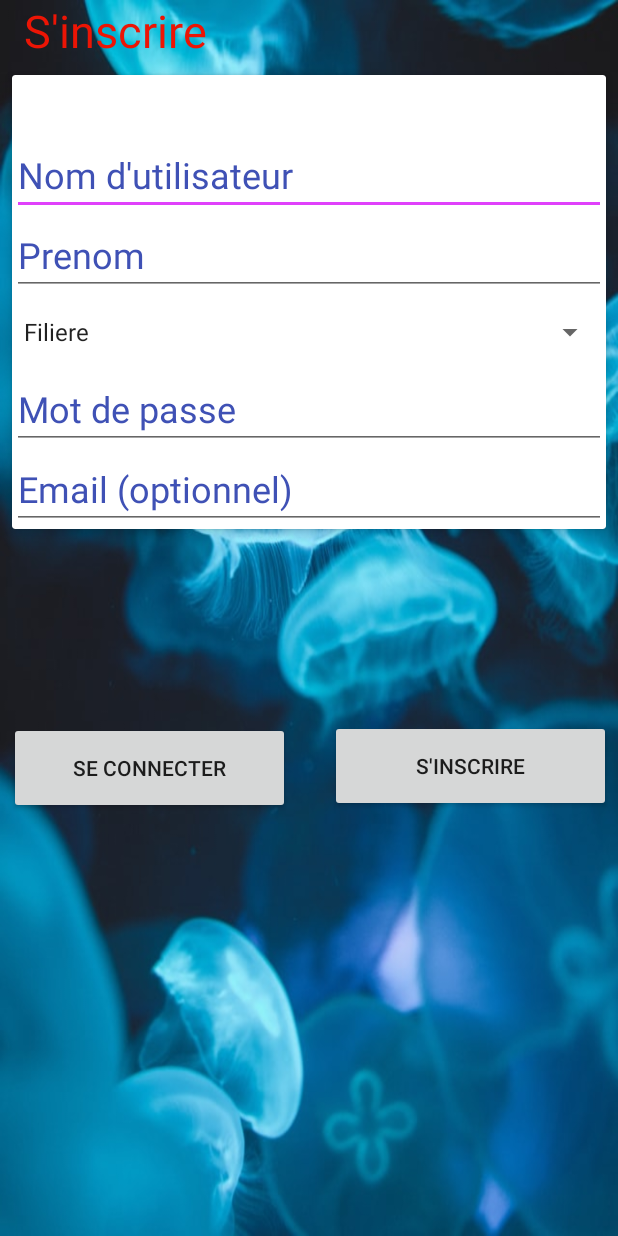
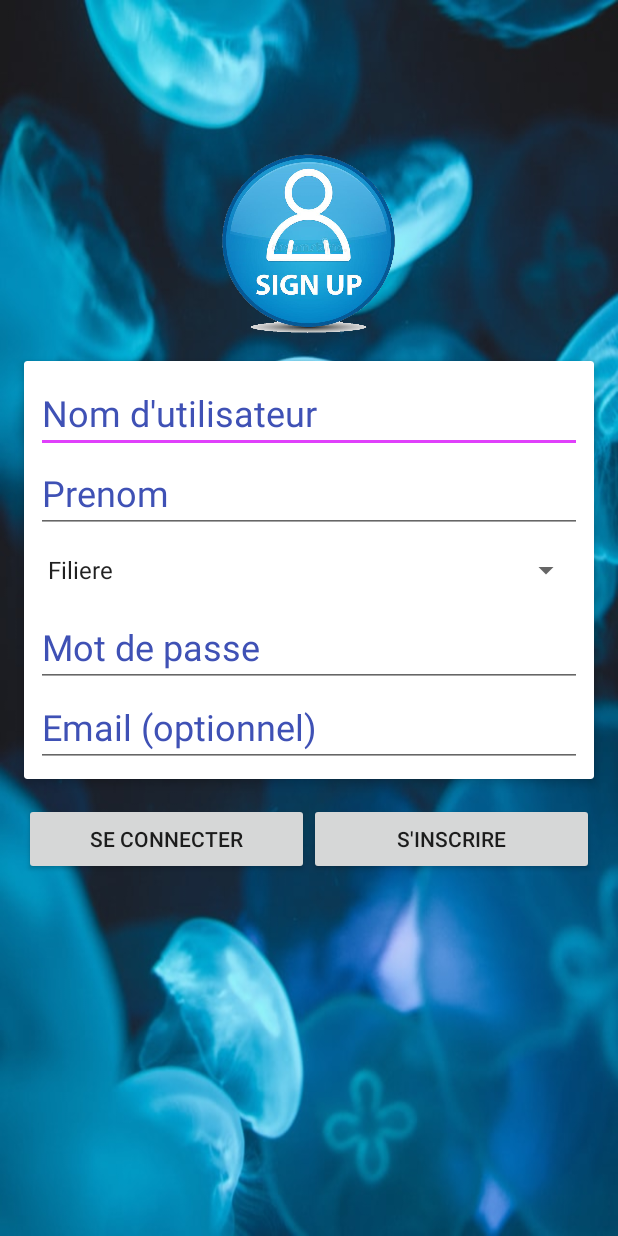
Before and after one commit to aymenBenadra/Quizly, an Android app: the sinscrire screen opened directly, with no data from a screen before it, on a phone screen of 412 x 824 dp. Run offline under Robolectric (Android 15) with nearby library versions, the phone set to English and light mode, and no system bars; our stand-ins replace Firebase (no records; nobody signed in at launch, a user with empty details on screens opened directly); libraries missing offline, so code that uses them is left out: com.rengwuxian.materialedittext; plain views replace MaterialEditText; 6 statements that could not run were skipped.

Commit message:
fixed some bugs

```diff
--- a/app/src/main/java/ma/ofppt/tdi201/quizly/Model/Question.java
+++ b/app/src/main/java/ma/ofppt/tdi201/quizly/Model/Question.java
@@ -1,4 +1,6 @@
 package ma.ofppt.tdi201.quizly.Model;
+
+import ma.ofppt.tdi201.quizly.Playing;
 
 public class Question {
     private String Question, AnswerA, AnswerB, AnswerC, AnswerD, CorrectAnswer, CategoryId, IsImageQuestion;
@@ -16,6 +18,8 @@ public class Question {
         CategoryId = categoryId;
         IsImageQuestion = isImageQuestion;
     }
+
+
 
     public String getQuestion() {
         return Question;
--- a/app/src/main/res/layout/activity_sinscrire.xml
+++ b/app/src/main/res/layout/activity_sinscrire.xml
@@ -1,35 +1,43 @@
 <?xml version="1.0" encoding="utf-8"?>
-<androidx.constraintlayout.widget.ConstraintLayout xmlns:android="http://schemas.android.com/apk/res/android"
+<RelativeLayout xmlns:android="http://schemas.android.com/apk/res/android"
     xmlns:app="http://schemas.android.com/apk/res-auto"
     xmlns:tools="http://schemas.android.com/tools"
     android:layout_width="match_parent"
     android:layout_height="match_parent"
-    tools:context=".sinscrire"
     android:background="@drawable/login_background"
+    tools:context=".MainActivity">
+
+    <ImageView
+        android:layout_width="330dp"
+        android:layout_height="129dp"
+        android:layout_above="@id/wrap_login"
+        android:layout_centerHorizontal="true"
+        android:layout_marginBottom="-2dp"
+        android:contentDescription="@string/todo"
+        android:src="@drawable/signup_image" />
+
+
+    <RelativeLayout
+        android:id="@+id/wrap_login"
+        android:layout_width="match_parent"
+        android:layout_height="wrap_content"
+        android:layout_margin="8dp"
+        android:orientation="vertical"
+        android:layout_centerInParent="true"
         >
 
         <androidx.cardview.widget.CardView
             android:id="@+id/info_login"
             android:layout_width="match_parent"
             android:layout_height="wrap_content"
-
-        android:layout_marginStart="8dp"
-        android:layout_marginLeft="8dp"
-        android:layout_marginTop="50dp"
-        android:layout_marginEnd="8dp"
-        android:layout_marginRight="8dp"
             app:cardElevation="4dp"
-        app:layout_constraintEnd_toStartOf="@+id/linearLayout"
-        app:layout_constraintStart_toEndOf="@+id/linearLayout"
-        app:layout_constraintTop_toTopOf="parent">
+            android:layout_margin="8dp">
 
             <LinearLayout
-            android:layout_marginTop="40dp"
+                android:orientation="vertical"
                 android:layout_width="match_parent"
                 android:layout_height="wrap_content"
-            android:orientation="vertical"
-            tools:ignore="MissingConstraints">
-
+                android:layout_margin="8dp">
                 <com.rengwuxian.materialedittext.MaterialEditText
                     android:id="@+id/edtNewUserName"
                     android:layout_width="match_parent"
@@ -94,54 +102,34 @@
                     app:met_floatingLabel="highlight"
                     app:met_primaryColor="@color/colorPrimary"
                     app:met_singleLineEllipsis="true" />
-
             </LinearLayout>
         </androidx.cardview.widget.CardView>
 
         <LinearLayout
-        android:layout_marginTop="40dp"
-        android:id="@+id/linearLayout"
+            android:layout_below="@+id/info_login"
             android:layout_width="match_parent"
             android:layout_height="wrap_content"
-        android:orientation="vertical"
-        app:layout_constraintEnd_toEndOf="parent"
-        app:layout_constraintStart_toStartOf="parent"
-        app:layout_constraintTop_toTopOf="parent">
+            android:layout_margin="8dp"
+            android:orientation="horizontal"
+            tools:ignore="UnknownId"
+            android:weightSum="2">
+
+            <Button
+                android:id="@+id/btnSignIn"
+                android:layout_width="0dp"
+                android:layout_height="wrap_content"
+                android:layout_weight="1"
+                android:text="@string/sign_in_text_btn"
+                tools:ignore="ButtonStyle,Suspicious0dp" />
 
             <Button
                 android:id="@+id/btnSignUpp"
-            android:layout_width="187dp"
-            android:layout_height="61dp"
-            android:layout_marginLeft="220dp"
-            android:layout_marginTop="440dp"
-            android:text="@string/sign_up_text_btn" />
+                android:layout_width="0dp"
+                android:layout_height="wrap_content"
+                android:layout_weight="1"
+                android:text="@string/sign_up_text_btn"
+                tools:ignore="ButtonStyle,Suspicious0dp" />
+        </LinearLayout>
+    </RelativeLayout>
 
-        <Button
-            android:id="@+id/btnSignIn"
-            android:layout_width="187dp"
-            android:layout_height="61dp"
-            android:layout_marginTop="-60dp"
-            android:layout_marginLeft="6dp"
-            android:text="@string/sign_in_text_btn" />
-
-
-    </LinearLayout>
-
-    <TextView
-        android:id="@+id/textView2"
-        android:layout_width="wrap_content"
-        android:layout_height="wrap_content"
-        android:layout_marginStart="53dp"
-        android:layout_marginLeft="53dp"
-        android:layout_marginEnd="300dp"
-        android:layout_marginRight="300dp"
-        android:text="@string/sign_up_text_btn"
-        android:textColor="#EC1505"
-        android:textSize="30sp"
-
-        app:layout_constraintEnd_toEndOf="parent"
-        app:layout_constraintHorizontal_bias="0.596"
-        app:layout_constraintStart_toStartOf="parent"
-        app:layout_constraintTop_toTopOf="parent" />
-
-</androidx.constraintlayout.widget.ConstraintLayout>
+</RelativeLayout>
```
Also changed, not shown: app/src/main/java/ma/ofppt/tdi201/quizly/Playing.java (+6 -1 lines), app/src/main/res/layout/activity_playing.xml (+7 -3 lines), app/src/main/res/layout/layout_user_score_detail.xml (+15 -19 lines), app/src/main/res/drawable/signup_image.png (added). Lines whose indentation alone changed are shown as unchanged.
